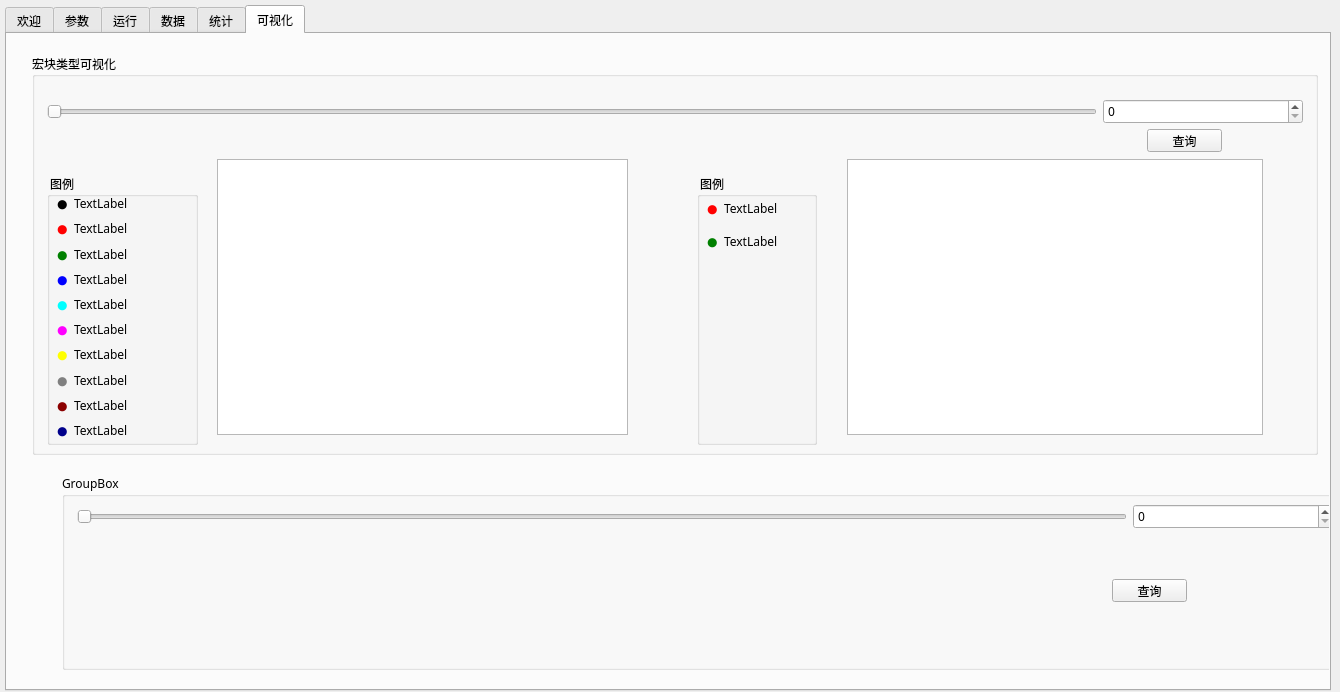
First picture: the form in display.ui, repository radoth/encoder, before the edit.
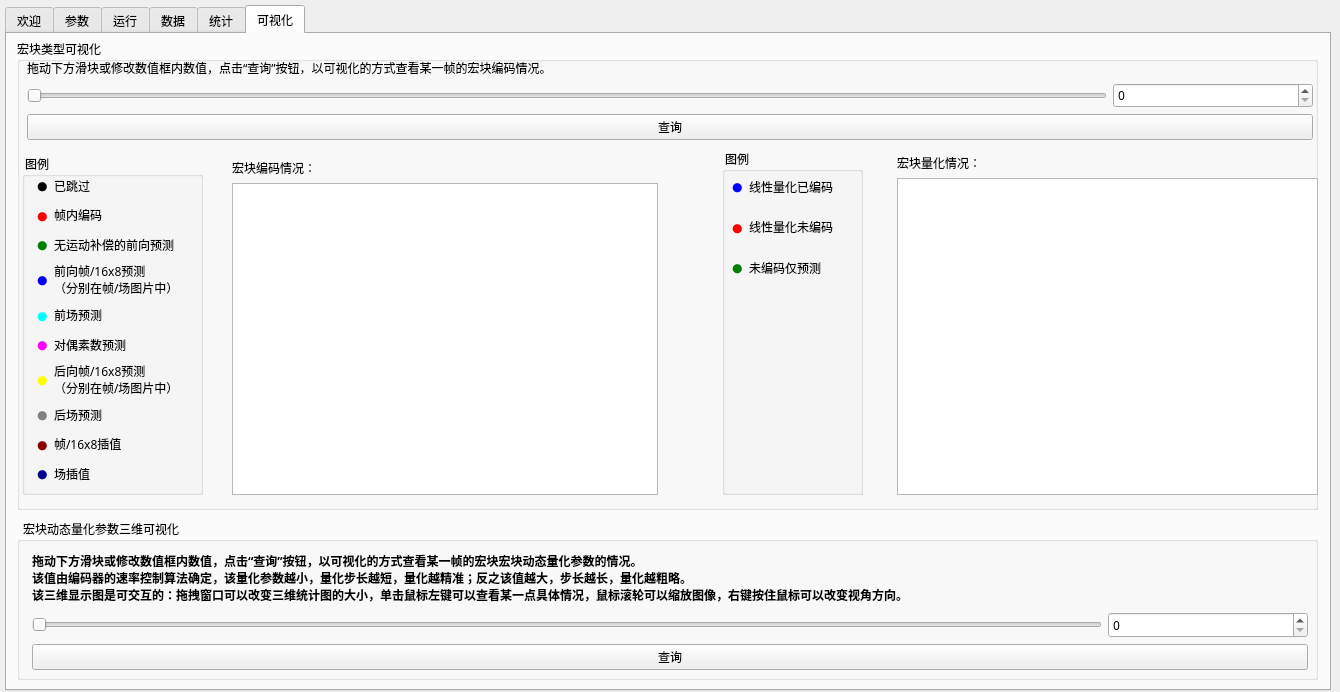
Second picture: the form after the edit. The open tabs and pages were chosen to show the change. Icons and pictures are not drawn.

What changed in the file:
```diff
--- a/display.ui
+++ b/display.ui
@@ -9494,102 +9494,34 @@
     <widget class="QGroupBox" name="groupBox_20">
      <property name="geometry">
       <rect>
-       <x>25</x>
-       <y>20</y>
-       <width>1286</width>
-       <height>401</height>
+       <x>10</x>
+       <y>5</y>
+       <width>1301</width>
+       <height>471</height>
       </rect>
      </property>
      <property name="title">
       <string>宏块类型可视化</string>
      </property>
-     <widget class="QTextEdit" name="mmap1">
-      <property name="geometry">
-       <rect>
-        <x>185</x>
-        <y>105</y>
-        <width>411</width>
-        <height>276</height>
-       </rect>
-      </property>
-     </widget>
-     <widget class="QTextEdit" name="mmap2">
-      <property name="geometry">
-       <rect>
-        <x>815</x>
-        <y>105</y>
-        <width>416</width>
-        <height>276</height>
-       </rect>
-      </property>
-     </widget>
-     <widget class="QPushButton" name="confirmVisual">
-      <property name="geometry">
-       <rect>
-        <x>1115</x>
-        <y>75</y>
-        <width>75</width>
-        <height>23</height>
-       </rect>
-      </property>
-      <property name="text">
-       <string>查询</string>
-      </property>
-     </widget>
-     <widget class="QWidget" name="layoutWidget">
-      <property name="geometry">
-       <rect>
-        <x>15</x>
-        <y>45</y>
-        <width>1256</width>
-        <height>25</height>
-       </rect>
-      </property>
-      <layout class="QHBoxLayout" name="horizontalLayout_62">
-       <item>
-        <widget class="QSlider" name="visualSlider">
-         <property name="orientation">
-          <enum>Qt::Horizontal</enum>
-         </property>
-        </widget>
-       </item>
-       <item>
-        <widget class="QSpinBox" name="visualSpin">
-         <property name="sizePolicy">
-          <sizepolicy hsizetype="Fixed" vsizetype="Fixed">
-           <horstretch>0</horstretch>
-           <verstretch>0</verstretch>
-          </sizepolicy>
-         </property>
-         <property name="minimumSize">
-          <size>
-           <width>200</width>
-           <height>0</height>
-          </size>
-         </property>
-        </widget>
-       </item>
-      </layout>
-     </widget>
      <widget class="QGroupBox" name="groupBox_22">
       <property name="geometry">
        <rect>
-        <x>15</x>
-        <y>120</y>
-        <width>151</width>
-        <height>271</height>
+        <x>5</x>
+        <y>115</y>
+        <width>181</width>
+        <height>341</height>
        </rect>
       </property>
       <property name="title">
        <string> 图例</string>
       </property>
-      <widget class="QWidget" name="">
+      <widget class="QWidget" name="layoutWidget">
        <property name="geometry">
         <rect>
-         <x>10</x>
+         <x>15</x>
          <y>20</y>
-         <width>131</width>
-         <height>246</height>
+         <width>156</width>
+         <height>311</height>
         </rect>
        </property>
        <layout class="QVBoxLayout" name="verticalLayout_26">
@@ -9621,7 +9553,7 @@
           <item>
            <widget class="QLabel" name="label_52">
             <property name="text">
-             <string>TextLabel</string>
+             <string>已跳过</string>
             </property>
            </widget>
           </item>
@@ -9655,7 +9587,7 @@
           <item>
            <widget class="QLabel" name="label_57">
             <property name="text">
-             <string>TextLabel</string>
+             <string>帧内编码</string>
             </property>
            </widget>
           </item>
@@ -9689,7 +9621,7 @@
           <item>
            <widget class="QLabel" name="label_61">
             <property name="text">
-             <string>TextLabel</string>
+             <string>无运动补偿的前向预测</string>
             </property>
            </widget>
           </item>
@@ -9723,7 +9655,8 @@
           <item>
            <widget class="QLabel" name="label_71">
             <property name="text">
-             <string>TextLabel</string>
+             <string>前向帧/16x8预测
+（分别在帧/场图片中）</string>
             </property>
            </widget>
           </item>
@@ -9757,7 +9690,7 @@
           <item>
            <widget class="QLabel" name="label_76">
             <property name="text">
-             <string>TextLabel</string>
+             <string>前场预测</string>
             </property>
            </widget>
           </item>
@@ -9791,7 +9724,7 @@
           <item>
            <widget class="QLabel" name="label_88">
             <property name="text">
-             <string>TextLabel</string>
+             <string>对偶素数预测</string>
             </property>
            </widget>
           </item>
@@ -9825,7 +9758,8 @@
           <item>
            <widget class="QLabel" name="label_105">
             <property name="text">
-             <string>TextLabel</string>
+             <string>后向帧/16x8预测
+（分别在帧/场图片中）</string>
             </property>
            </widget>
           </item>
@@ -9859,7 +9793,7 @@
           <item>
            <widget class="QLabel" name="label_122">
             <property name="text">
-             <string>TextLabel</string>
+             <string>后场预测</string>
             </property>
            </widget>
           </item>
@@ -9893,7 +9827,7 @@
           <item>
            <widget class="QLabel" name="label_148">
             <property name="text">
-             <string>TextLabel</string>
+             <string>帧/16x8插值</string>
             </property>
            </widget>
           </item>
@@ -9927,7 +9861,7 @@
           <item>
            <widget class="QLabel" name="label_156">
             <property name="text">
-             <string>TextLabel</string>
+             <string>场插值</string>
             </property>
            </widget>
           </item>
@@ -9939,10 +9873,10 @@
      <widget class="QGroupBox" name="groupBox_23">
       <property name="geometry">
        <rect>
-        <x>665</x>
-        <y>120</y>
-        <width>120</width>
-        <height>271</height>
+        <x>705</x>
+        <y>110</y>
+        <width>141</width>
+        <height>346</height>
        </rect>
       </property>
       <property name="title">
@@ -9953,11 +9887,45 @@
         <rect>
          <x>10</x>
          <y>20</y>
-         <width>101</width>
-         <height>61</height>
+         <width>121</width>
+         <height>116</height>
         </rect>
        </property>
        <layout class="QVBoxLayout" name="verticalLayout_27">
+        <item>
+         <layout class="QHBoxLayout" name="horizontalLayout_162">
+          <item>
+           <widget class="QLabel" name="label_180">
+            <property name="sizePolicy">
+             <sizepolicy hsizetype="Fixed" vsizetype="Preferred">
+              <horstretch>0</horstretch>
+              <verstretch>0</verstretch>
+             </sizepolicy>
+            </property>
+            <property name="font">
+             <font>
+              <family>华文琥珀</family>
+              <weight>75</weight>
+              <bold>true</bold>
+             </font>
+            </property>
+            <property name="styleSheet">
+             <string notr="true">color: blue;</string>
+            </property>
+            <property name="text">
+             <string>●</string>
+            </property>
+           </widget>
+          </item>
+          <item>
+           <widget class="QLabel" name="label_181">
+            <property name="text">
+             <string>线性量化已编码</string>
+            </property>
+           </widget>
+          </item>
+         </layout>
+        </item>
         <item>
          <layout class="QHBoxLayout" name="horizontalLayout_163">
           <item>
@@ -9986,7 +9954,7 @@
           <item>
            <widget class="QLabel" name="label_176">
             <property name="text">
-             <string>TextLabel</string>
+             <string>线性量化未编码</string>
             </property>
            </widget>
           </item>
@@ -10020,7 +9988,7 @@
           <item>
            <widget class="QLabel" name="label_178">
             <property name="text">
-             <string>TextLabel</string>
+             <string>未编码仅预测</string>
             </property>
            </widget>
           </item>
@@ -10029,67 +9997,177 @@
        </layout>
       </widget>
      </widget>
+     <widget class="QWidget" name="">
+      <property name="geometry">
+       <rect>
+        <x>10</x>
+        <y>20</y>
+        <width>1286</width>
+        <height>81</height>
+       </rect>
+      </property>
+      <layout class="QVBoxLayout" name="verticalLayout_28">
+       <item>
+        <widget class="QLabel" name="label_165">
+         <property name="text">
+          <string>拖动下方滑块或修改数值框内数值，点击“查询”按钮，以可视化的方式查看某一帧的宏块编码情况。</string>
+         </property>
+        </widget>
+       </item>
+       <item>
+        <layout class="QHBoxLayout" name="horizontalLayout_62">
+         <item>
+          <widget class="QSlider" name="visualSlider">
+           <property name="orientation">
+            <enum>Qt::Horizontal</enum>
+           </property>
+          </widget>
+         </item>
+         <item>
+          <widget class="QSpinBox" name="visualSpin">
+           <property name="sizePolicy">
+            <sizepolicy hsizetype="Fixed" vsizetype="Fixed">
+             <horstretch>0</horstretch>
+             <verstretch>0</verstretch>
+            </sizepolicy>
+           </property>
+           <property name="minimumSize">
+            <size>
+             <width>200</width>
+             <height>0</height>
+            </size>
+           </property>
+          </widget>
+         </item>
+        </layout>
+       </item>
+       <item>
+        <widget class="QPushButton" name="confirmVisual">
+         <property name="text">
+          <string>查询</string>
+         </property>
+        </widget>
+       </item>
+      </layout>
+     </widget>
+     <widget class="QWidget" name="">
+      <property name="geometry">
+       <rect>
+        <x>215</x>
+        <y>120</y>
+        <width>426</width>
+        <height>336</height>
+       </rect>
+      </property>
+      <layout class="QVBoxLayout" name="verticalLayout_29">
+       <item>
+        <widget class="QLabel" name="label_166">
+         <property name="text">
+          <string>宏块编码情况：</string>
+         </property>
+        </widget>
+       </item>
+       <item>
+        <widget class="QTextEdit" name="mmap1"/>
+       </item>
+      </layout>
+     </widget>
+     <widget class="QWidget" name="">
+      <property name="geometry">
+       <rect>
+        <x>880</x>
+        <y>115</y>
+        <width>421</width>
+        <height>341</height>
+       </rect>
+      </property>
+      <layout class="QVBoxLayout" name="verticalLayout_30">
+       <item>
+        <widget class="QLabel" name="label_179">
+         <property name="text">
+          <string>宏块量化情况：</string>
+         </property>
+        </widget>
+       </item>
+       <item>
+        <widget class="QTextEdit" name="mmap2"/>
+       </item>
+      </layout>
+     </widget>
     </widget>
     <widget class="QGroupBox" name="groupBox_21">
      <property name="geometry">
       <rect>
-       <x>55</x>
-       <y>440</y>
-       <width>1276</width>
-       <height>196</height>
+       <x>10</x>
+       <y>485</y>
+       <width>1301</width>
+       <height>161</height>
       </rect>
      </property>
      <property name="title">
-      <string>GroupBox</string>
+      <string>  宏块动态量化参数三维可视化</string>
      </property>
-     <widget class="QWidget" name="layoutWidget_8">
+     <widget class="QWidget" name="">
       <property name="geometry">
        <rect>
         <x>15</x>
         <y>30</y>
-        <width>1256</width>
-        <height>25</height>
+        <width>1276</width>
+        <height>121</height>
        </rect>
       </property>
-      <layout class="QHBoxLayout" name="horizontalLayout_69">
+      <layout class="QVBoxLayout" name="verticalLayout_31">
        <item>
-        <widget class="QSlider" name="cubeSlider">
-         <property name="orientation">
-          <enum>Qt::Horizontal</enum>
+        <widget class="QLabel" name="label_182">
+         <property name="font">
+          <font>
+           <weight>75</weight>
+           <bold>true</bold>
+          </font>
+         </property>
+         <property name="text">
+          <string>拖动下方滑块或修改数值框内数值，点击“查询”按钮，以可视化的方式查看某一帧的宏块宏块动态量化参数的情况。
+该值由编码器的速率控制算法确定，该量化参数越小，量化步长越短，量化越精准；反之该值越大，步长越长，量化越粗略。
+该三维显示图是可交互的：拖拽窗口可以改变三维统计图的大小，单击鼠标左键可以查看某一点具体情况，鼠标滚轮可以缩放图像，右键按住鼠标可以改变视角方向。</string>
          </property>
         </widget>
        </item>
        <item>
-        <widget class="QSpinBox" name="cubeSpin">
-         <property name="sizePolicy">
-          <sizepolicy hsizetype="Fixed" vsizetype="Fixed">
-           <horstretch>0</horstretch>
-           <verstretch>0</verstretch>
-          </sizepolicy>
-         </property>
-         <property name="minimumSize">
-          <size>
-           <width>200</width>
-           <height>0</height>
-          </size>
+        <layout class="QHBoxLayout" name="horizontalLayout_69">
+         <item>
+          <widget class="QSlider" name="cubeSlider">
+           <property name="orientation">
+            <enum>Qt::Horizontal</enum>
+           </property>
+          </widget>
+         </item>
+         <item>
+          <widget class="QSpinBox" name="cubeSpin">
+           <property name="sizePolicy">
+            <sizepolicy hsizetype="Fixed" vsizetype="Fixed">
+             <horstretch>0</horstretch>
+             <verstretch>0</verstretch>
+            </sizepolicy>
+           </property>
+           <property name="minimumSize">
+            <size>
+             <width>200</width>
+             <height>0</height>
+            </size>
+           </property>
+          </widget>
+         </item>
+        </layout>
+       </item>
+       <item>
+        <widget class="QPushButton" name="confirmCube">
+         <property name="text">
+          <string>查询</string>
          </property>
         </widget>
        </item>
       </layout>
      </widget>
-     <widget class="QPushButton" name="confirmCube">
-      <property name="geometry">
-       <rect>
-        <x>1050</x>
-        <y>105</y>
-        <width>75</width>
-        <height>23</height>
-       </rect>
-      </property>
-      <property name="text">
-       <string>查询</string>
-      </property>
-     </widget>
     </widget>
    </widget>
   </widget>
```
Left out of the diff: 316 changed lines with no effect on the pictures.
